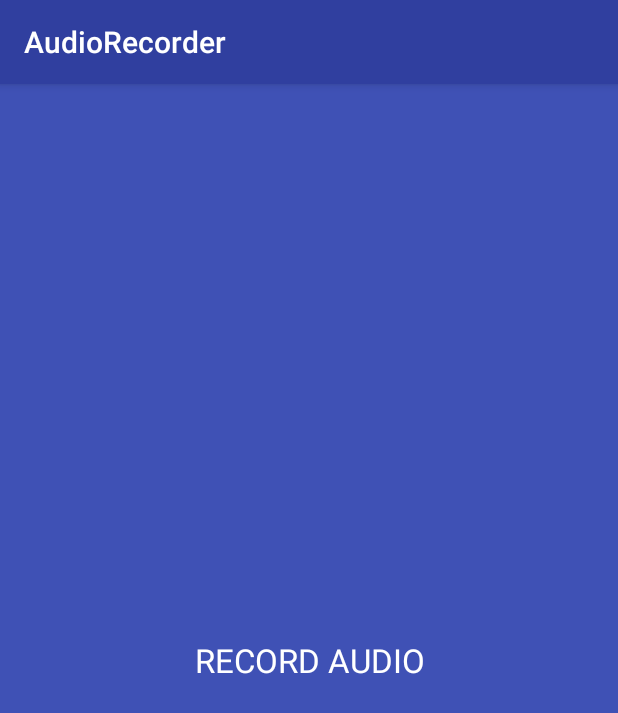
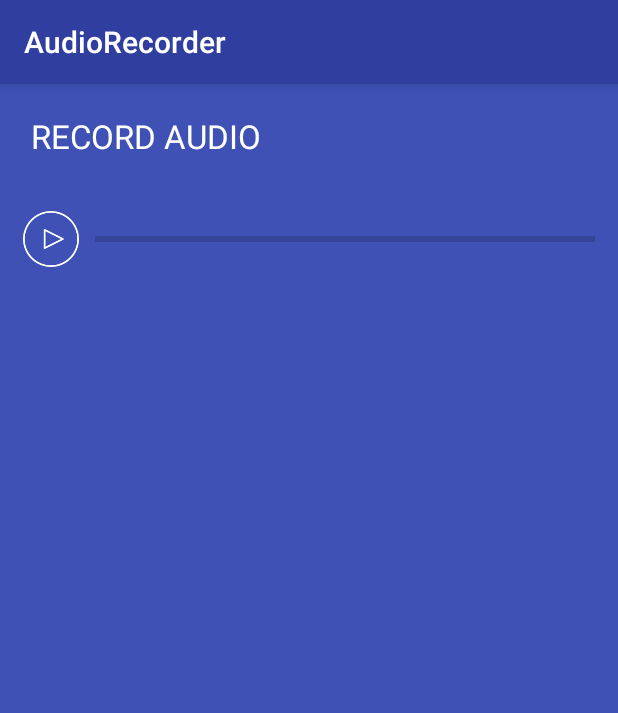
Before and after one commit to B-greg/AudioRecorder, an Android app: the screen it shows after launch (MainActivity), on a phone screen of 412 x 824 dp. Shown: the top 713 px of the screen. Run offline under Robolectric (Android 15) with nearby library versions, the phone set to English and light mode, and no system bars; libraries missing offline, so code that uses them is left out: rx.functions.

Commit message:
Create audio player

```diff
--- a/library/build.gradle
+++ b/library/build.gradle
@@ -7,8 +7,8 @@ android {
   defaultConfig {
     minSdkVersion 16
     targetSdkVersion 24
-    versionCode 3
-    versionName "1.0.3"
+    versionCode 4
+    versionName "1.0.4"
   }
   buildTypes {
     release {
--- /dev/null
+++ b/library/src/main/java/com/smartsoftasia/library/AudioPlayerView.java
@@ -0,0 +1,123 @@
+package com.smartsoftasia.library;
+
+import android.annotation.TargetApi;
+import android.content.Context;
+import android.media.AudioManager;
+import android.media.MediaPlayer;
+import android.os.Build;
+import android.os.Handler;
+import android.util.AttributeSet;
+import android.view.LayoutInflater;
+import android.view.View;
+import android.widget.ImageButton;
+import android.widget.LinearLayout;
+import android.widget.ProgressBar;
+
+import java.io.IOException;
+import java.util.Timer;
+import java.util.TimerTask;
+
+/**
+ * Created by androiddev01 on 9/15/2016 AD.
+ */
+public class AudioPlayerView extends LinearLayout {
+
+  private LayoutInflater mInflater;
+  private MediaPlayer mPlayer;
+  private ImageButton mPLayButton;
+  private String mMediaUrl;
+  private ProgressBar mProgressBar;
+  private Handler handler = new Handler();
+
+
+  public AudioPlayerView(Context context) {
+    super(context);
+    init(context);
+  }
+
+  public AudioPlayerView(Context context, AttributeSet attrs) {
+    super(context, attrs);
+    init(context);
+  }
+
+  public AudioPlayerView(Context context, AttributeSet attrs, int defStyleAttr) {
+    super(context, attrs, defStyleAttr);
+    init(context);
+  }
+
+  @TargetApi(Build.VERSION_CODES.LOLLIPOP)
+  public AudioPlayerView(Context context, AttributeSet attrs, int defStyleAttr, int defStyleRes) {
+    super(context, attrs, defStyleAttr, defStyleRes);
+    init(context);
+  }
+
+  private void init(Context context) {
+    mInflater = LayoutInflater.from(context);
+    View v = mInflater.inflate(R.layout.layout_audio_player_view, this, true);
+    mPLayButton = (ImageButton) v.findViewById(R.id.button_play);
+    mProgressBar = (ProgressBar) v.findViewById(R.id.progressBar);
+    mPLayButton.setOnClickListener(new OnClickListener() {
+      @Override
+      public void onClick(View v) {
+        onPlayButtonClick();
+      }
+    });
+    mPlayer = new MediaPlayer();
+    mPlayer.setOnCompletionListener(new MediaPlayer.OnCompletionListener() {
+      @Override
+      public void onCompletion(MediaPlayer mp) {
+        mPLayButton.setImageResource(R.drawable.aar_ic_play);
+      }
+    });
+    mPlayer.setOnPreparedListener(new MediaPlayer.OnPreparedListener() {
+      @Override
+      public void onPrepared(MediaPlayer mp) {
+        setupProgressbar();
+      }
+    });
+
+  }
+
+  public void setMediaUrl(String mediaUrl) {
+    mMediaUrl = mediaUrl;
+    try {
+      prepareMediaFile();
+    } catch (IOException e) {
+      e.printStackTrace();
+    }
+  }
+
+  private void prepareMediaFile() throws IOException {
+    mPlayer.setAudioStreamType(AudioManager.STREAM_MUSIC);
+    mPlayer.setDataSource(mMediaUrl);
+    mPlayer.prepare();
+  }
+
+  private void onPlayButtonClick() {
+    if (mPlayer.isPlaying()) {
+      mPlayer.pause();
+      mPLayButton.setImageResource(R.drawable.aar_ic_play);
+    } else {
+      mPlayer.start();
+      mPLayButton.setImageResource(R.drawable.aar_ic_pause);
+    }
+  }
+
+  private void setupProgressbar(){
+    final int duration = mPlayer.getDuration();
+    final int UPDATE_INTERVAL = 41;
+    final Runnable r = new Runnable() {
+      public void run() {
+        int currentPosition = mPlayer.getCurrentPosition();
+
+        if (currentPosition <= duration) {
+          int position = Math.round((currentPosition*100)/duration);
+          mProgressBar.setProgress(position);
+          handler.postDelayed(this, UPDATE_INTERVAL);
+        }
+      }
+    };
+    handler.postDelayed(r, UPDATE_INTERVAL);
+
+  }
+}
--- /dev/null
+++ b/library/src/main/res/layout/layout_audio_player_view.xml
@@ -0,0 +1,33 @@
+<?xml version="1.0" encoding="utf-8"?>
+<RelativeLayout xmlns:android="http://schemas.android.com/apk/res/android"
+  android:orientation="horizontal" android:layout_width="match_parent"
+  android:layout_height="match_parent"
+  android:padding="10dp">
+
+
+  <ImageButton
+    android:id="@+id/button_play"
+    android:layout_width="48dp"
+    android:layout_height="48dp"
+    android:padding="5dp"
+    android:scaleType="fitCenter"
+    android:src="@drawable/aar_ic_play"
+    style="@style/Widget.AppCompat.Button.Borderless"
+    android:layout_alignParentTop="true"
+    android:layout_alignParentLeft="true"
+    android:layout_alignParentStart="true" />
+
+  <ProgressBar
+    style="?android:attr/progressBarStyleHorizontal"
+    android:layout_width="wrap_content"
+    android:layout_height="wrap_content"
+    android:id="@+id/progressBar"
+    android:padding="5dp"
+    android:layout_alignParentTop="true"
+    android:layout_toRightOf="@+id/button_play"
+    android:layout_alignBottom="@+id/button_play"
+    android:layout_alignParentRight="true"
+    android:layout_alignParentEnd="true" />
+
+
+</RelativeLayout>
--- a/sample/src/main/java/com/smartsoftasia/audiorecorder/MainActivity.java
+++ b/sample/src/main/java/com/smartsoftasia/audiorecorder/MainActivity.java
@@ -7,6 +7,7 @@ import android.os.Bundle;
 import android.util.Log;
 import android.view.View;
 
+import com.smartsoftasia.library.AudioPlayerView;
 import com.smartsoftasia.library.RxAudioRecorder;
 
 import rx.functions.Action1;
@@ -16,10 +17,14 @@ public class MainActivity extends AppCompatActivity {
   private static final String AUDIO_FILE_PATH = Environment.getExternalStorageDirectory() + "/recorded_audio.wav";
   private static final int RECORD_AUDIO = 0;
 
+  private AudioPlayerView mAudioPlayerView;
+
   @Override
   protected void onCreate(Bundle savedInstanceState) {
     super.onCreate(savedInstanceState);
     setContentView(R.layout.activity_main);
+
+    mAudioPlayerView = (AudioPlayerView) findViewById(R.id.audioplayerview);
 
     if (getSupportActionBar() != null) {
       getSupportActionBar().setBackgroundDrawable(
@@ -31,8 +36,7 @@ public class MainActivity extends AppCompatActivity {
     RxAudioRecorder.with(getApplicationContext()).requestAudio(AUDIO_FILE_PATH, getResources().getColor(R.color.recorder_bg)).subscribe(new Action1<String>() {
       @Override
       public void call(String s) {
-        Log.e("", s);
-
+        mAudioPlayerView.setMediaUrl(s);
       }
     });
 
--- a/sample/src/main/res/layout/activity_main.xml
+++ b/sample/src/main/res/layout/activity_main.xml
@@ -1,10 +1,11 @@
 <?xml version="1.0" encoding="utf-8"?>
-<RelativeLayout
+<LinearLayout
     xmlns:android="http://schemas.android.com/apk/res/android"
     xmlns:tools="http://schemas.android.com/tools"
     android:layout_width="match_parent"
     android:layout_height="match_parent"
     android:background="@color/colorPrimary"
+  android:orientation="vertical"
     tools:context="com.smartsoftasia.audiorecorder.MainActivity">
 
 
@@ -19,4 +20,10 @@
       android:onClick="recordAudio"
       style="@style/Widget.AppCompat.Button.Borderless"/>
 
-</RelativeLayout>
+  <com.smartsoftasia.library.AudioPlayerView
+    android:id="@+id/audioplayerview"
+    android:layout_width="wrap_content"
+    android:layout_height="wrap_content"/>
+
+
+</LinearLayout>
```
